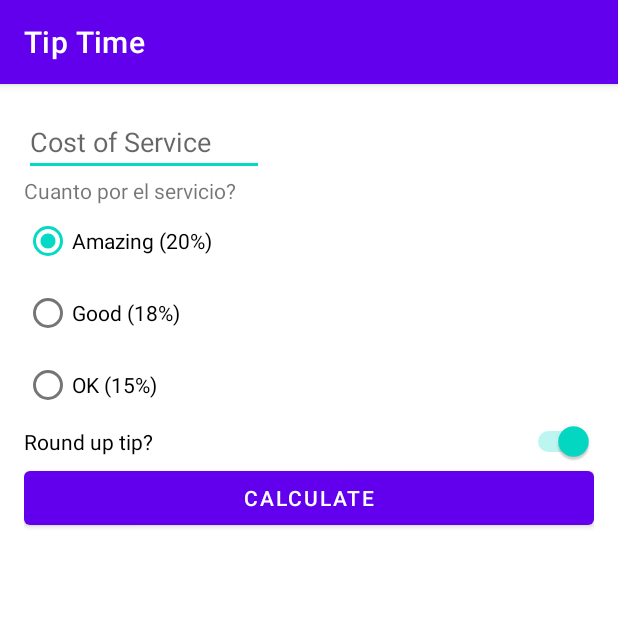
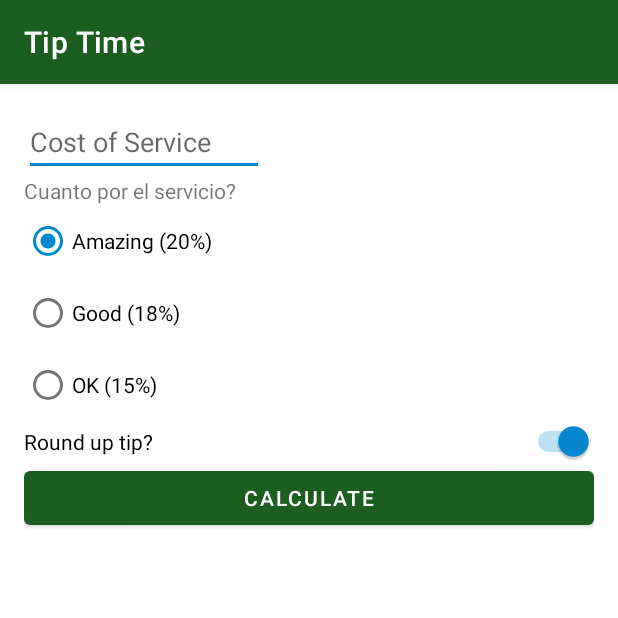
Before and after one commit to cagarraz/Tip_Time, an Android app: the screen it shows after launch (MainActivity), on a phone screen of 412 x 824 dp, the top half of it. Run offline under Robolectric (Android 15) with nearby library versions, the phone set to English and light mode, and no system bars.

```diff
--- a/app/src/main/res/layout/activity_main.xml
+++ b/app/src/main/res/layout/activity_main.xml
@@ -84,4 +84,6 @@
             app:layout_constraintTop_toBottomOf="@id/calculate_button"
             tools:text="Tip Amount: $10"
              />
+
+
 </androidx.constraintlayout.widget.ConstraintLayout>
--- a/app/src/main/res/values-night/themes.xml
+++ b/app/src/main/res/values-night/themes.xml
@@ -2,12 +2,12 @@
     <!-- Base application theme. -->
     <style name="Theme.TipTime" parent="Theme.MaterialComponents.DayNight.DarkActionBar">
         <!-- Primary brand color. -->
-        <item name="colorPrimary">@color/purple_200</item>
-        <item name="colorPrimaryVariant">@color/purple_700</item>
+        <item name="colorPrimary">@color/green</item>
+        <item name="colorPrimaryVariant">@color/blue_light</item>
         <item name="colorOnPrimary">@color/black</item>
         <!-- Secondary brand color. -->
-        <item name="colorSecondary">@color/teal_200</item>
-        <item name="colorSecondaryVariant">@color/teal_200</item>
+        <item name="colorSecondary">@color/blue_light</item>
+        <item name="colorSecondaryVariant">@color/blue_light</item>
         <item name="colorOnSecondary">@color/black</item>
         <!-- Status bar color. -->
         <item name="android:statusBarColor" tools:targetApi="l">?attr/colorPrimaryVariant</item>
--- a/app/src/main/res/values/colors.xml
+++ b/app/src/main/res/values/colors.xml
@@ -7,4 +7,11 @@
     <color name="teal_700">#FF018786</color>
     <color name="black">#FF000000</color>
     <color name="white">#FFFFFFFF</color>
+
+    <color name="green">#1B5E20</color>
+    <color name="green_dark">#003300</color>
+    <color name="green_light">#A5D6A7</color>
+    <color name="blue">#0288D1</color>
+    <color name="blue_dark">#005B9F</color>
+    <color name="blue_light">#81D4FA</color>
 </resources>
--- a/app/src/main/res/values/strings.xml
+++ b/app/src/main/res/values/strings.xml
@@ -8,4 +8,10 @@
     <string name="amazing_20">Amazing (20%)</string>
     <string name="good_18">Good (18%)</string>
     <string name="ok_15">OK (15%)</string>
+
+
+
+    <string name="primary_color">Primary color</string>
+    <string name="secondary_color">Secondary color</string>
+
 </resources>
--- a/app/src/main/res/values/themes.xml
+++ b/app/src/main/res/values/themes.xml
@@ -2,12 +2,12 @@
     <!-- Base application theme. -->
     <style name="Theme.TipTime" parent="Theme.MaterialComponents.DayNight.DarkActionBar">
         <!-- Primary brand color. -->
-        <item name="colorPrimary">@color/purple_500</item>
-        <item name="colorPrimaryVariant">@color/purple_700</item>
+        <item name="colorPrimary">@color/green</item>
+        <item name="colorPrimaryVariant">@color/green_dark</item>
         <item name="colorOnPrimary">@color/white</item>
         <!-- Secondary brand color. -->
-        <item name="colorSecondary">@color/teal_200</item>
-        <item name="colorSecondaryVariant">@color/teal_700</item>
+        <item name="colorSecondary">@color/blue</item>
+        <item name="colorSecondaryVariant">@color/blue_dark</item>
         <item name="colorOnSecondary">@color/black</item>
         <!-- Status bar color. -->
         <item name="android:statusBarColor" tools:targetApi="l">?attr/colorPrimaryVariant</item>
```
